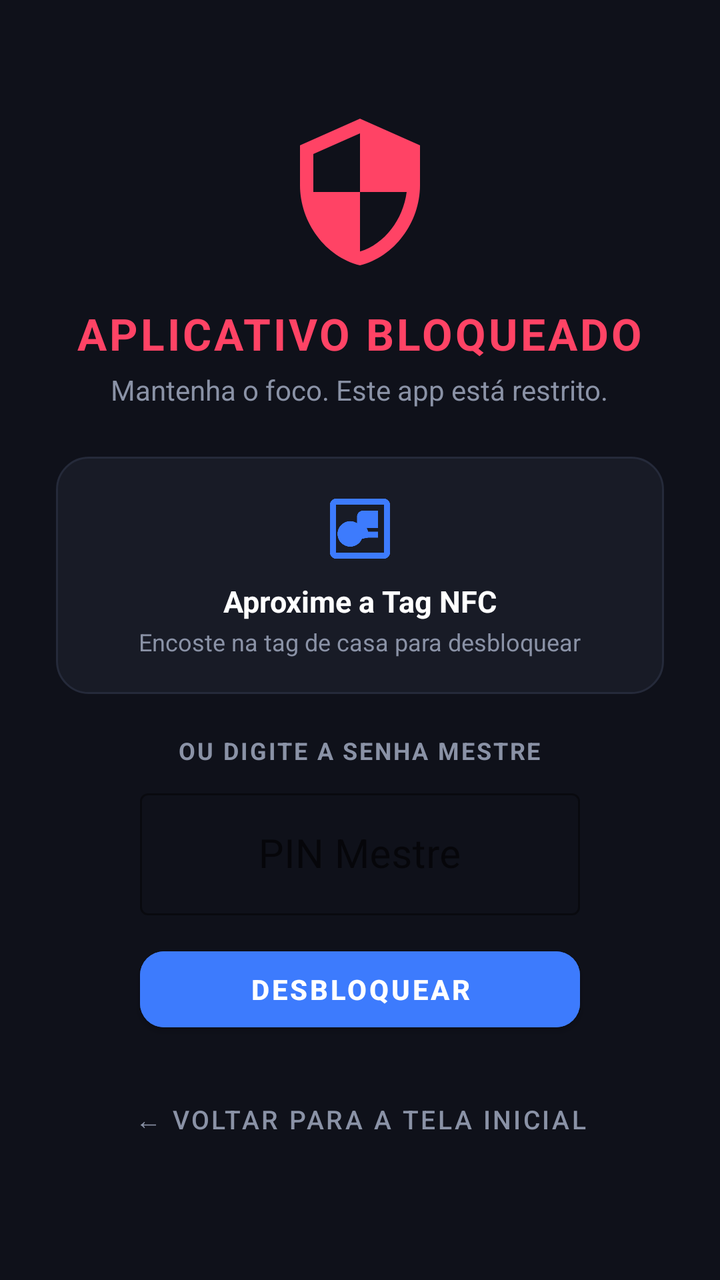
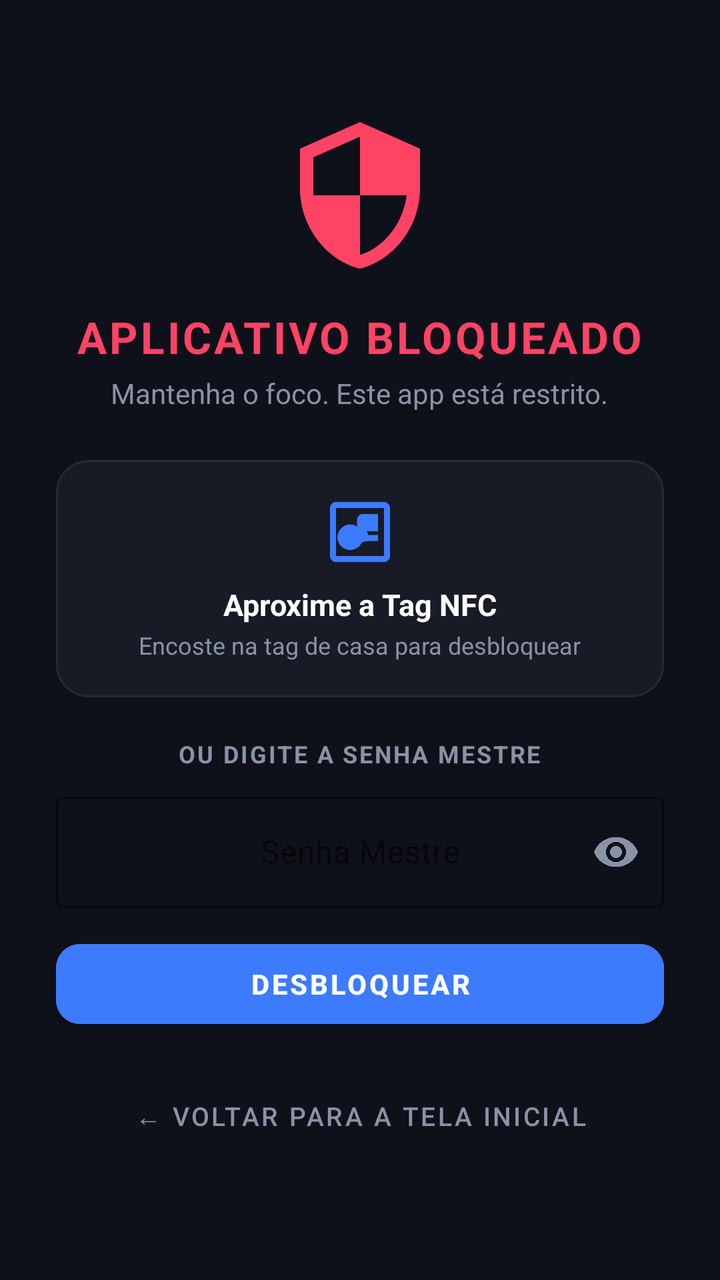

Screens rendered from an Android XML layout before and after an edit, with the pre-edit source and the edit as a unified diff.
<!-- AndroidManifest.xml: activity theme Theme.FocusLock.LockScreen -->
<!-- res/layout/activity_lock.xml -->
<?xml version="1.0" encoding="utf-8"?>
<ScrollView xmlns:android="http://schemas.android.com/apk/res/android"
    xmlns:app="http://schemas.android.com/apk/res-auto"
    android:layout_width="match_parent"
    android:layout_height="match_parent"
    android:background="@color/bg_dark"
    android:fillViewport="true">

    <LinearLayout
        android:layout_width="match_parent"
        android:layout_height="wrap_content"
        android:gravity="center"
        android:orientation="vertical"
        android:padding="28dp">

        
        <ImageView
            android:layout_width="80dp"
            android:layout_height="80dp"
            android:contentDescription="Bloqueado"
            android:src="@drawable/ic_focus_shield"
            app:tint="@color/accent_red" />

        <TextView
            android:layout_width="wrap_content"
            android:layout_height="wrap_content"
            android:layout_marginTop="16dp"
            android:text="APLICATIVO BLOQUEADO"
            android:textColor="@color/accent_red"
            android:textSize="22sp"
            android:textStyle="bold"
            android:letterSpacing="0.06" />

        <TextView
            android:id="@+id/tvBlockedAppName"
            android:layout_width="wrap_content"
            android:layout_height="wrap_content"
            android:layout_marginTop="4dp"
            android:text="Mantenha o foco. Este app está restrito."
            android:textColor="@color/text_secondary"
            android:textSize="14sp" />

        
        <LinearLayout
            android:layout_width="match_parent"
            android:layout_height="wrap_content"
            android:layout_marginTop="24dp"
            android:background="@drawable/bg_card"
            android:gravity="center"
            android:orientation="vertical"
            android:padding="18dp">

            <ImageView
                android:layout_width="36dp"
                android:layout_height="36dp"
                android:src="@drawable/ic_nfc"
                app:tint="@color/accent_blue" />

            <TextView
                android:layout_width="wrap_content"
                android:layout_height="wrap_content"
                android:layout_marginTop="8dp"
                android:text="Aproxime a Tag NFC"
                android:textColor="@color/text_white"
                android:textSize="15sp"
                android:textStyle="bold" />

            <TextView
                android:layout_width="wrap_content"
                android:layout_height="wrap_content"
                android:layout_marginTop="2dp"
                android:text="Encoste na tag de casa para desbloquear"
                android:textColor="@color/text_secondary"
                android:textSize="12sp" />
        </LinearLayout>

        
        <TextView
            android:layout_width="wrap_content"
            android:layout_height="wrap_content"
            android:layout_marginTop="20dp"
            android:text="OU DIGITE A SENHA MESTRE"
            android:textColor="@color/text_secondary"
            android:textSize="12sp"
            android:textStyle="bold"
            android:letterSpacing="0.08" />

        <com.google.android.material.textfield.TextInputLayout
            android:id="@+id/tilPin"
            style="@style/Widget.MaterialComponents.TextInputLayout.OutlinedBox"
            android:layout_width="220dp"
            android:layout_height="wrap_content"
            android:layout_marginTop="8dp"
            app:boxStrokeColor="@color/accent_blue"
            app:hintTextColor="@color/accent_blue">

            <com.google.android.material.textfield.TextInputEditText
                android:id="@+id/etPin"
                android:layout_width="match_parent"
                android:layout_height="wrap_content"
                android:gravity="center"
                android:hint="PIN Mestre"
                android:inputType="numberPassword"
                android:maxLength="6"
                android:textColor="@color/text_white"
                android:textSize="20sp" />
        </com.google.android.material.textfield.TextInputLayout>

        <com.google.android.material.button.MaterialButton
            android:id="@+id/btnUnlockWithPin"
            android:layout_width="220dp"
            android:layout_height="50dp"
            android:layout_marginTop="12dp"
            android:backgroundTint="@color/accent_blue"
            android:text="DESBLOQUEAR"
            android:textColor="@color/text_white"
            android:textStyle="bold"
            app:cornerRadius="12dp" />

        <TextView
            android:id="@+id/tvError"
            android:layout_width="wrap_content"
            android:layout_height="wrap_content"
            android:layout_marginTop="6dp"
            android:textColor="@color/accent_red"
            android:textSize="13sp"
            android:visibility="gone" />

        
        <com.google.android.material.button.MaterialButton
            android:id="@+id/btnGoHome"
            style="@style/Widget.MaterialComponents.Button.TextButton"
            android:layout_width="wrap_content"
            android:layout_height="wrap_content"
            android:layout_marginTop="16dp"
            android:text="← Voltar para a Tela Inicial"
            android:textColor="@color/text_secondary"
            android:textSize="13sp" />

    </LinearLayout>
</ScrollView>
<!-- resources referenced by this layout -->
<resources>
  <color name="accent_blue">#3D7BFD</color>
  <color name="accent_red">#FF4365</color>
  <color name="bg_dark">#0F111A</color>
  <color name="text_secondary">#8A92A6</color>
  <color name="text_white">#FFFFFF</color>
  <!-- drawable bg_card (drawable) -->
  <?xml version="1.0" encoding="utf-8"?>
  <shape xmlns:android="http://schemas.android.com/apk/res/android"
      android:shape="rectangle">
      <corners android:radius="16dp" />
      <solid android:color="@color/card_dark" />
      <stroke
          android:width="1dp"
          android:color="@color/card_border" />
  </shape>
  <!-- drawable ic_focus_shield (drawable) -->
  <vector xmlns:android="http://schemas.android.com/apk/res/android"
      android:width="24dp"
      android:height="24dp"
      android:viewportWidth="24"
      android:viewportHeight="24">
    <path
        android:fillColor="#3D7BFD"
        android:pathData="M12,1L3,5v6c0,5.55 3.84,10.74 9,12 5.16,-1.26 9,-6.45 9,-12V5l-9,-4zM12,11.99h7c-0.53,4.12 -3.28,7.79 -7,8.94V12H5V6.3l7,-3.11v8.8z"/>
  </vector>
  <!-- drawable ic_nfc (drawable) -->
  <vector xmlns:android="http://schemas.android.com/apk/res/android"
      android:width="24dp"
      android:height="24dp"
      android:viewportWidth="24"
      android:viewportHeight="24">
    <path
        android:fillColor="#3D7BFD"
        android:pathData="M20,2H4C2.9,2 2,2.9 2,4v16c0,1.1 0.9,2 2,2h16c1.1,0 2,-0.9 2,-2V4C22,2.9 21.1,2 20,2zM20,20H4V4h16V20zM18,6h-5c-1.1,0 -2,0.9 -2,2v2.15c-0.65,-0.41 -1.43,-0.65 -2.25,-0.65 -2.35,0 -4.25,1.9 -4.25,4.25s1.9,4.25 4.25,4.25c1.77,0 3.28,-1.09 3.91,-2.63L14.75,15H18v-2h-3.25l-0.5,-1.25H18V6z"/>
  </vector>
  <style name="Theme.FocusLock.LockScreen" parent="Theme.MaterialComponents.DayNight.NoActionBar">
          <item name="android:windowBackground">@color/bg_dark</item>
          <item name="android:statusBarColor">@color/bg_dark</item>
          <item name="android:navigationBarColor">@color/bg_dark</item>
          <item name="android:windowFullscreen">false</item>
      </style>
  <color name="card_dark">#181B26</color>
  <color name="card_border">#252A3A</color>
</resources>

<!-- the commit's change to res/layout/activity_lock.xml (unified diff, before → after) -->
@@ -88,10 +88,12 @@
         <com.google.android.material.textfield.TextInputLayout
             android:id="@+id/tilPin"
             style="@style/Widget.MaterialComponents.TextInputLayout.OutlinedBox"
-            android:layout_width="220dp"
+            android:layout_width="match_parent"
             android:layout_height="wrap_content"
             android:layout_marginTop="8dp"
             app:boxStrokeColor="@color/accent_blue"
+            app:endIconMode="password_toggle"
+            app:endIconTint="@color/text_secondary"
             app:hintTextColor="@color/accent_blue">
 
             <com.google.android.material.textfield.TextInputEditText
@@ -99,17 +101,18 @@
                 android:layout_width="match_parent"
                 android:layout_height="wrap_content"
                 android:gravity="center"
-                android:hint="PIN Mestre"
-                android:inputType="numberPassword"
-                android:maxLength="6"
+                android:hint="Senha Mestre"
+                android:inputType="textPassword"
+                android:maxLength="64"
+                android:singleLine="true"
                 android:textColor="@color/text_white"
-                android:textSize="20sp" />
+                android:textSize="16sp" />
         </com.google.android.material.textfield.TextInputLayout>
 
         <com.google.android.material.button.MaterialButton
             android:id="@+id/btnUnlockWithPin"
-            android:layout_width="220dp"
-            android:layout_height="50dp"
+            android:layout_width="match_parent"
+            android:layout_height="52dp"
             android:layout_marginTop="12dp"
             android:backgroundTint="@color/accent_blue"
             android:text="DESBLOQUEAR"
